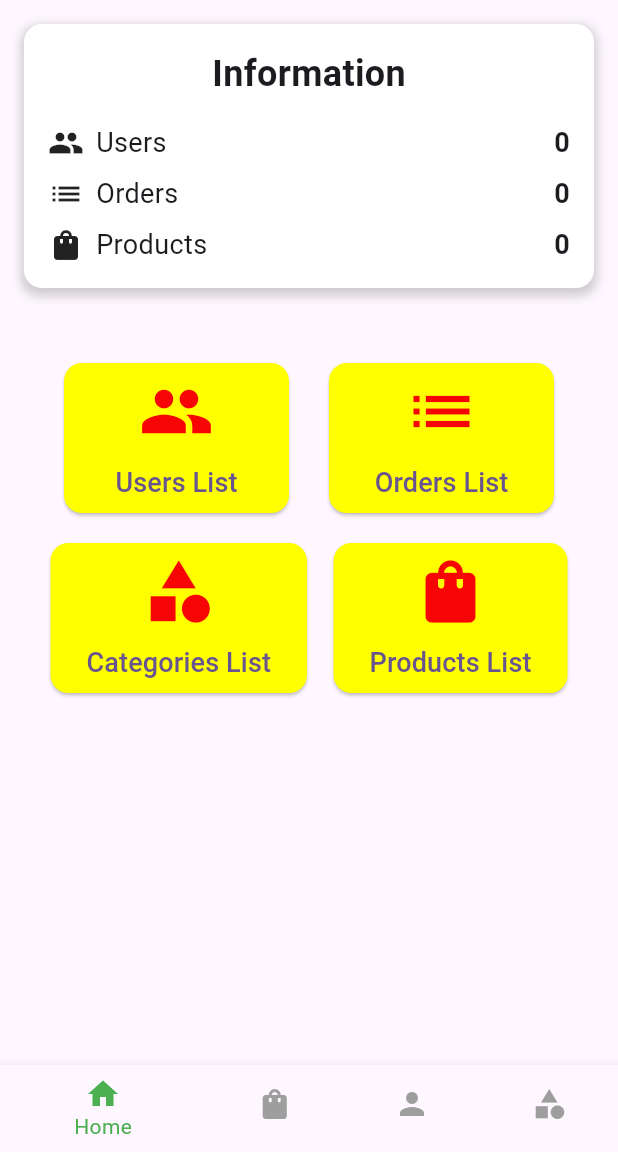
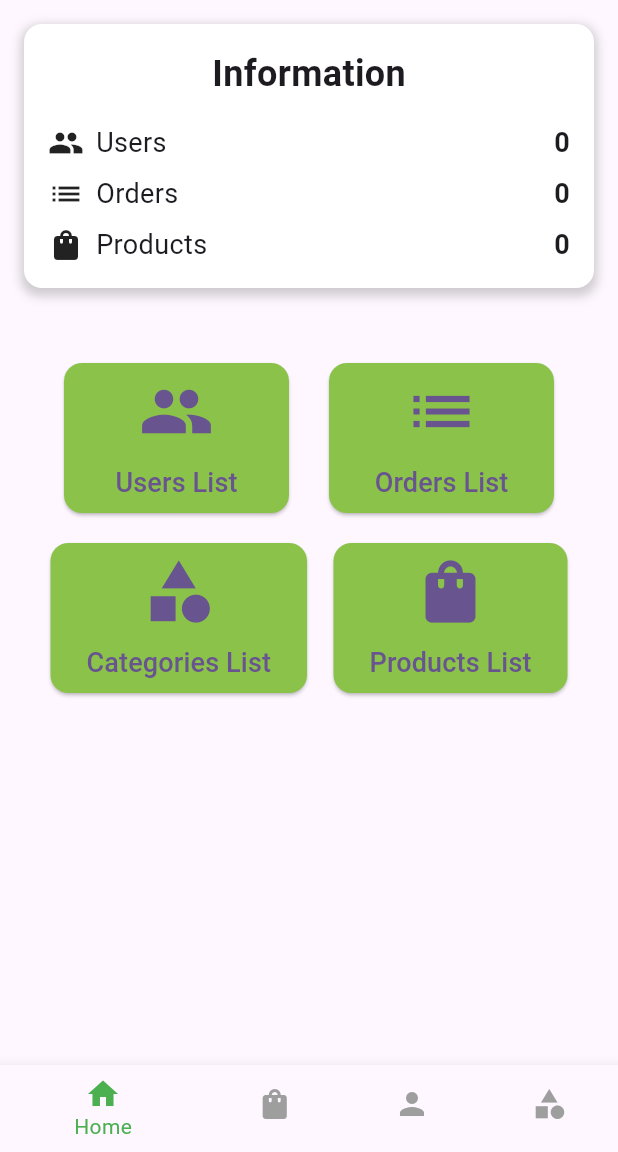
Before and after one commit to Abrahamhossainrahat/TrendCart-admin, a Flutter app: the AdminScreen screen opened directly, on a phone screen of 412 x 824 dp, the part 84-1236 px from its top. Run offline on Flutter 3.47's test engine with Material 3 defaults, Android fonts, the phone set to English and light mode, and no system bars; our stand-ins replace cached_network_image, cloud_firestore, device_info_plus, firebase_auth, firebase_core, firebase_storage and 8 more; accounts and stored records are empty.

Commit message:
TrendCart Admin is modified

```diff
--- a/lib/screens/admin-screen.dart
+++ b/lib/screens/admin-screen.dart
@@ -229,7 +229,7 @@ class _AdminScreenState extends State<AdminScreen> {
         );
       },
       style: ElevatedButton.styleFrom(
-        backgroundColor: Colors.yellowAccent,
+        backgroundColor: Colors.lightGreen,
         minimumSize: Size(150, 100),
         shape: RoundedRectangleBorder(
           borderRadius: BorderRadius.circular(12),
@@ -238,7 +238,7 @@ class _AdminScreenState extends State<AdminScreen> {
       child: Column(
         mainAxisAlignment: MainAxisAlignment.center,
         children: [
-          Icon(icon, size: 50,color: AppColor().colorRed,),
+          Icon(icon, size: 50),  // color: AppColor().colorRed,
           SizedBox(height: 10),
           Text(
             title,
--- a/lib/screens/seller/seller-home-screen.dart
+++ b/lib/screens/seller/seller-home-screen.dart
@@ -277,7 +277,7 @@ class _SellerHomeScreenState extends State<SellerHomeScreen> {
           Text(
             title,
             textAlign: TextAlign.center,
-            style: TextStyle(fontSize: 18),
+            style: TextStyle(fontSize: 18,),
           ),
         ],
       ),
```
